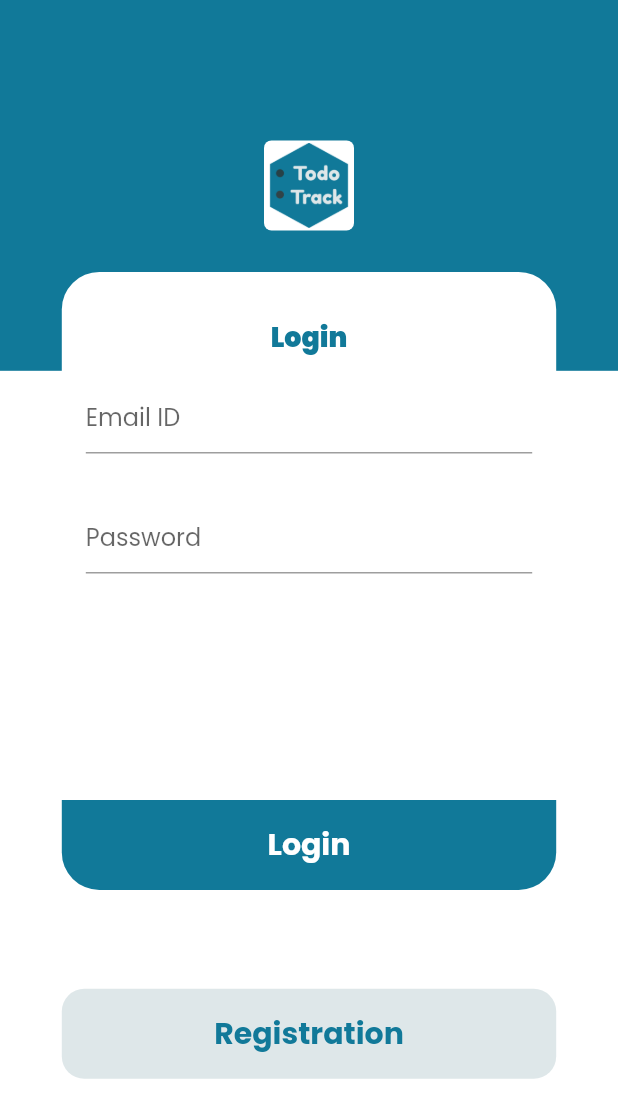
After one commit to Sumonpaul141/todo_tracker, a Flutter app: the LoginPage screen opened directly, on a phone screen of 412 x 824 dp. The commit adds this screen. Shown: the top 1118 px of the screen. Run offline on Flutter 3.47's test engine with Material 2 defaults, Android fonts, the phone set to English and light mode, and no system bars; our stand-ins replace google_fonts, sqflite; accounts and stored records are empty.

Commit message:
login ui added

```diff
--- /dev/null
+++ b/lib/screens/loginscreen.dart
@@ -0,0 +1,142 @@
+import 'package:flutter/material.dart';
+import 'package:todotrack/values/contants.dart';
+
+class LoginPage extends StatelessWidget {
+
+
+  @override
+  Widget build(BuildContext context) {
+    double height = MediaQuery.of(context).size.height;
+    double width = MediaQuery.of(context).size.width;
+    return Scaffold(
+      backgroundColor: Colors.white,
+      body: Stack(
+        overflow: Overflow.visible,
+        children: <Widget>[
+          Container(
+            height: height * 0.3,
+            color: kPrimaryColor,
+            child: Center(
+              child: Container(
+                decoration: BoxDecoration(
+                  color: kWhiteColor,
+                  borderRadius: BorderRadius.circular(5.0),
+                ),
+                child: Image(
+                  height: 60.0,
+                  width: 60.0,
+                  image: AssetImage(
+                    'images/todologo.png'
+                  ),
+                ),
+              ),
+            ),
+          ),
+          Positioned(
+            top: height * 0.22,
+            left: width * 0.1,
+            right: width * 0.1,
+            child: Stack(
+              children: <Widget>[
+                Container(
+                  decoration: BoxDecoration(
+                    color: kWhiteColor,
+                    borderRadius: BorderRadius.circular(25.0),
+                  ),
+                  width: width * 0.8,
+                  height: height * 0.5,
+                  child: Column(
+                    children: <Widget>[
+                      SizedBox(height: 30.0,),
+                      Text(
+                        "Login",
+                        style: TextStyle(
+                          fontSize: 18.0,
+                          color: kPrimaryColor,
+                          fontWeight: FontWeight.w900,
+                        ),
+                      ),
+                      Padding(
+                        padding: const EdgeInsets.all(16.0),
+                        child: TextField(
+                          keyboardType: TextInputType.multiline,
+                          maxLines: null,
+                          style: TextStyle(
+                            color: kPrimaryColor,
+                          ),
+                          decoration: InputDecoration(
+                            hintText: "Email ID",
+                            hintMaxLines: 2,
+                          ),
+                        ),
+                      ),
+                      Padding(
+                        padding: const EdgeInsets.all(16.0),
+                        child: TextField(
+                          keyboardType: TextInputType.multiline,
+                          maxLines: null,
+                          style: TextStyle(
+                            color: kPrimaryColor,
+                          ),
+                          decoration: InputDecoration(
+                            hintText: "Password",
+                            hintMaxLines: 2,
+                          ),
+                        ),
+                      ),
+                    ],
+                  ),
+                ),
+                Positioned(
+                  bottom: 0,
+                  right: 0,
+                  left: 0,
+                  child: Container(
+                    height: 60.0,
+                    decoration: BoxDecoration(
+                      color: kPrimaryColor,
+                      borderRadius: BorderRadius.only(bottomLeft: Radius.circular(25.0), bottomRight:  Radius.circular(25.0),),
+                    ),
+                    child: Center(
+                      child: Text(
+                        "Login",
+                        style: TextStyle(
+                          fontSize: 20.0,
+                          fontWeight: FontWeight.bold,
+                          color: kWhiteColor,
+                        ),
+                      ),
+                    ),
+                  ),
+                ),
+              ],
+            )
+          ),
+          Positioned(
+            top: height * 0.8,
+            right: 0,
+            left: 0,
+            child: Container(
+              margin: EdgeInsets.symmetric(horizontal: width * 0.1),
+              height: 60.0,
+              decoration: BoxDecoration(
+                color: kLiteColor,
+                borderRadius: BorderRadius.circular(15.0),
+              ),
+              child: Center(
+                child: Text(
+                  "Registration",
+                  style: TextStyle(
+                    fontSize: 20.0,
+                    fontWeight: FontWeight.bold,
+                    color: kPrimaryColor,
+                  ),
+                ),
+              ),
+            ),
+          ),
+        ],
+      )
+    );
+  }
+}
```
Also changed, not shown: lib/screens/homescreen.dart (+1 -13 lines), lib/screens/taskscreen.dart (+17 -0 lines).
